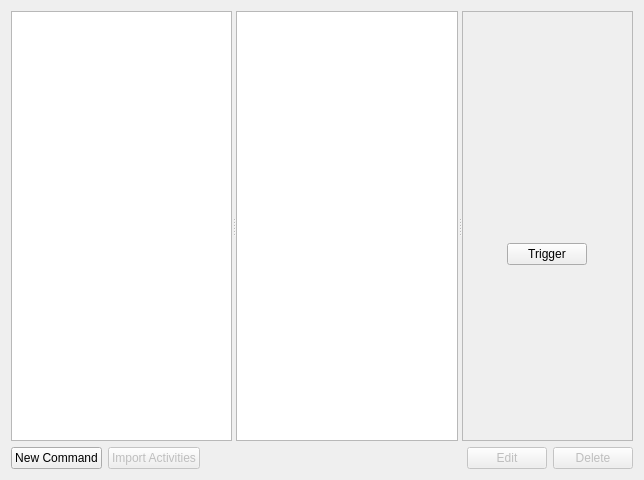
This is simon/src/simonactionsui/rundialog.ui in KDE/simon as Qt 5 draws it before an edit. The edited form follows.
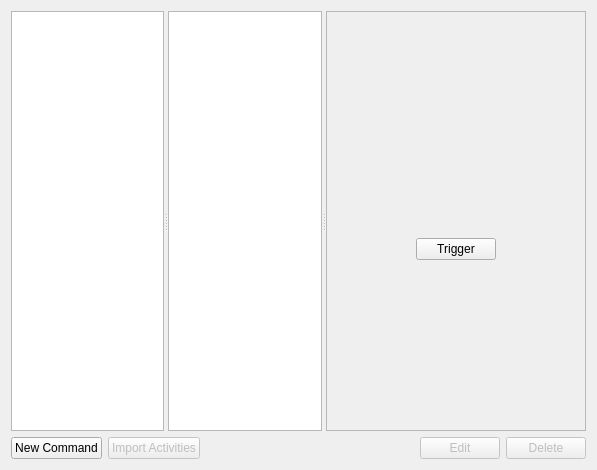
This is the edited form. Icons and pictures are not drawn. Custom widgets are drawn as their Qt base class.

```diff
--- a/simon/src/simonactionsui/rundialog.ui
+++ b/simon/src/simonactionsui/rundialog.ui
@@ -5,8 +5,8 @@
    <rect>
     <x>0</x>
     <y>0</y>
-    <width>644</width>
-    <height>480</height>
+    <width>597</width>
+    <height>470</height>
    </rect>
   </property>
   <property name="windowTitle" >
@@ -39,7 +39,7 @@
      </widget>
      <widget class="KListWidget" name="lwCommands" >
       <property name="sizePolicy" >
-       <sizepolicy vsizetype="Expanding" hsizetype="Preferred" >
+       <sizepolicy vsizetype="Expanding" hsizetype="Maximum" >
         <horstretch>0</horstretch>
         <verstretch>0</verstretch>
        </sizepolicy>
@@ -63,10 +63,16 @@
      <widget class="QScrollArea" name="scrollArea" >
       <property name="sizePolicy" >
        <sizepolicy vsizetype="Expanding" hsizetype="Expanding" >
-        <horstretch>0</horstretch>
+        <horstretch>6</horstretch>
         <verstretch>0</verstretch>
        </sizepolicy>
       </property>
+      <property name="minimumSize" >
+       <size>
+        <width>260</width>
+        <height>0</height>
+       </size>
+      </property>
       <property name="baseSize" >
        <size>
         <width>500</width>
@@ -81,8 +87,8 @@
         <rect>
          <x>0</x>
          <y>0</y>
-         <width>173</width>
-         <height>436</height>
+         <width>254</width>
+         <height>426</height>
         </rect>
        </property>
        <layout class="QVBoxLayout" name="verticalLayout_2" >
@@ -113,7 +119,7 @@
               <enum>Qt::Vertical</enum>
              </property>
              <property name="sizeType" >
-              <enum>QSizePolicy::Fixed</enum>
+              <enum>QSizePolicy::Preferred</enum>
              </property>
              <property name="sizeHint" stdset="0" >
               <size>
@@ -216,7 +222,7 @@
               <enum>Qt::Vertical</enum>
              </property>
              <property name="sizeType" >
-              <enum>QSizePolicy::Fixed</enum>
+              <enum>QSizePolicy::Preferred</enum>
              </property>
              <property name="sizeHint" stdset="0" >
               <size>
@@ -235,7 +241,7 @@
               <enum>Qt::Vertical</enum>
              </property>
              <property name="sizeType" >
-              <enum>QSizePolicy::Fixed</enum>
+              <enum>QSizePolicy::Preferred</enum>
              </property>
              <property name="sizeHint" stdset="0" >
               <size>
@@ -287,6 +293,9 @@
              <property name="orientation" >
               <enum>Qt::Vertical</enum>
              </property>
+             <property name="sizeType" >
+              <enum>QSizePolicy::Preferred</enum>
+             </property>
              <property name="sizeHint" stdset="0" >
               <size>
                <width>20</width>
```
Left out of the diff: 4 changed lines with no effect on the pictures.
